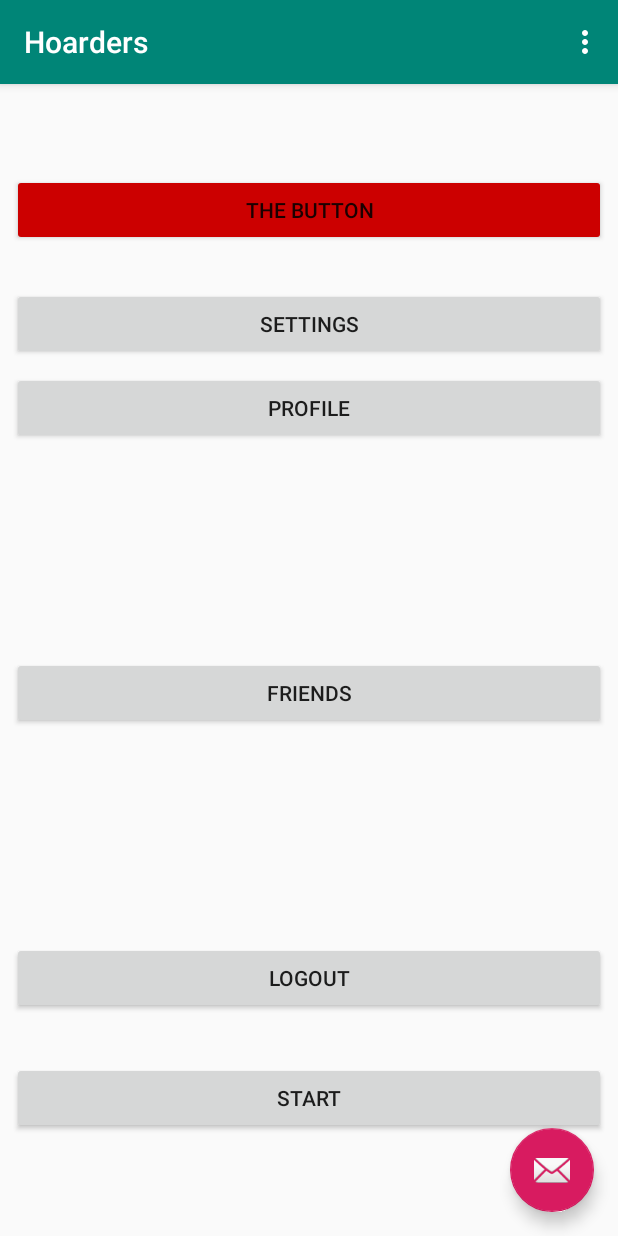
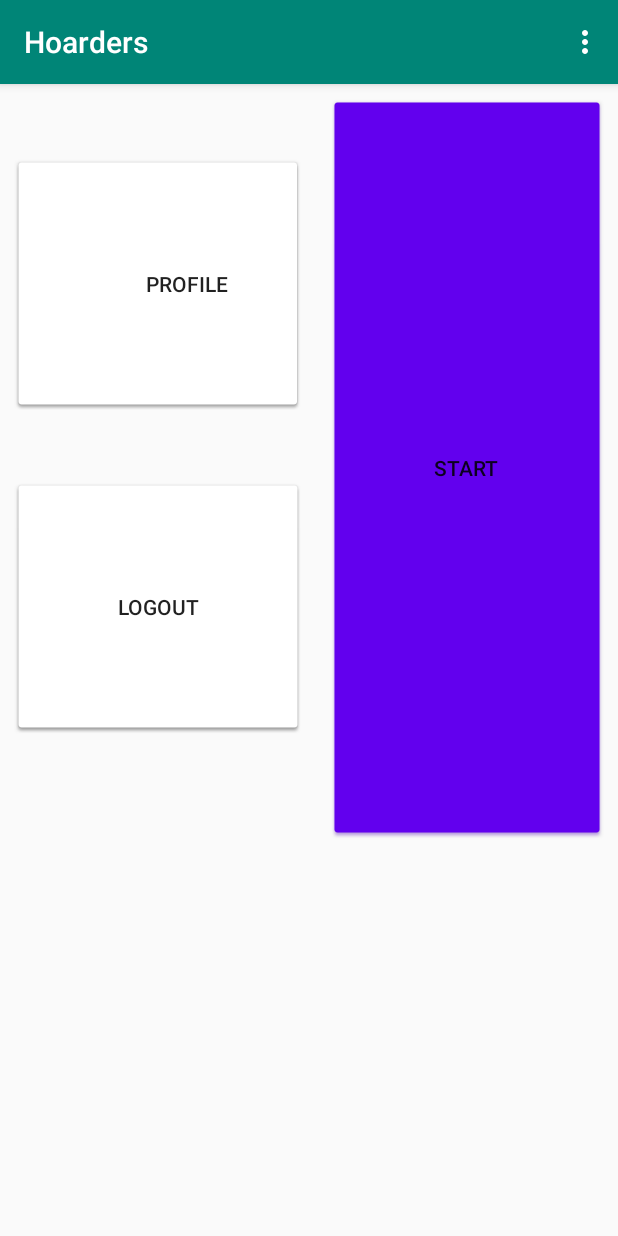
Before and after one commit to knoxaramav2/388Final, an Android app: the screen it shows after launch once a user with an empty profile is signed in (MainActivity), on a phone screen of 412 x 824 dp. Run offline under Robolectric (Android 15) with nearby library versions, the phone set to English and light mode, and no system bars; our stand-ins replace Firebase (no records; nobody signed in at launch, a user with empty details on screens opened directly), Room's generated code; 1 statement that could not run was skipped.

Commit message:
final changes

```diff
--- a/Hoarders/app/src/main/AndroidManifest.xml
+++ b/Hoarders/app/src/main/AndroidManifest.xml
@@ -12,7 +12,7 @@
 
     <application
         android:allowBackup="true"
-        android:icon="@mipmap/ic_launcher"
+        android:icon="@drawable/hoarders"
         android:label="@string/app_name"
         android:roundIcon="@mipmap/ic_launcher_round"
         android:supportsRtl="true"
--- a/Hoarders/app/src/main/java/com/knx/mmi/hoarders/GameDB.java
+++ b/Hoarders/app/src/main/java/com/knx/mmi/hoarders/GameDB.java
@@ -8,7 +8,7 @@ import android.arch.persistence.room.RoomDatabase;
 import android.content.Context;
 import android.support.annotation.NonNull;
 
-@Database(entities = {UserEntity.class, WorldEntity.class}, version = 2, exportSchema = false)
+@Database(entities = {UserEntity.class, WorldEntity.class}, version = 3, exportSchema = false)
 public abstract class GameDB extends RoomDatabase {
 
     private static GameDB INSTANCE;
--- a/Hoarders/app/src/main/java/com/knx/mmi/hoarders/MainActivity.java
+++ b/Hoarders/app/src/main/java/com/knx/mmi/hoarders/MainActivity.java
@@ -2,6 +2,9 @@ package com.knx.mmi.hoarders;
 
 import android.arch.persistence.room.Room;
 import android.content.Intent;
+import android.graphics.Bitmap;
+import android.graphics.BitmapFactory;
+import android.graphics.Point;
 import android.nfc.Tag;
 import android.os.Bundle;
 import android.os.Handler;
@@ -11,6 +14,7 @@ import android.support.design.widget.Snackbar;
 import android.support.v7.app.AppCompatActivity;
 import android.support.v7.widget.Toolbar;
 import android.util.Log;
+import android.view.Display;
 import android.view.View;
 import android.view.Menu;
 import android.view.MenuItem;
@@ -24,6 +28,8 @@ import com.google.android.gms.tasks.Task;
 import com.google.firebase.FirebaseException;
 import com.google.firebase.auth.FirebaseAuth;
 import com.google.firebase.auth.FirebaseUser;
+import com.google.firebase.database.DatabaseReference;
+import com.google.firebase.database.FirebaseDatabase;
 import com.google.firebase.functions.FirebaseFunctions;
 import com.google.firebase.functions.FirebaseFunctionsException;
 import com.google.firebase.functions.HttpsCallableResult;
@@ -42,6 +48,8 @@ public class MainActivity extends AppCompatActivity implements HttpFireBaseAsync
     private FirebaseFunctions mFunctions;
     private FirebaseAuth mAuth;
     private FirebaseUser mUser;
+    private FirebaseDatabase firebaseDatabase;
+    private DatabaseReference dbRef;
 
     private final int ACTIVITY_LOGIN = 1;
     private final int ACTIVITY_PLAY = 2;
@@ -57,15 +65,8 @@ public class MainActivity extends AppCompatActivity implements HttpFireBaseAsync
         httpFireBaseAsync = new HttpFireBaseAsync(this);
         mFunctions = FirebaseFunctions.getInstance();
         mAuth = FirebaseAuth.getInstance();
-
-        FloatingActionButton fab = (FloatingActionButton) findViewById(R.id.fab);
-        fab.setOnClickListener(new View.OnClickListener() {
-            @Override
-            public void onClick(View view) {
-                Snackbar.make(view, "Replace with your own action", Snackbar.LENGTH_LONG)
-                        .setAction("Action", null).show();
-            }
-        });
+        firebaseDatabase = FirebaseDatabase.getInstance();
+        dbRef = firebaseDatabase.getReference();
 
         gameDB = Room.databaseBuilder(this, GameDB.class, "gameDB")
             .fallbackToDestructiveMigration()
--- a/Hoarders/app/src/main/res/layout/activity_main.xml
+++ b/Hoarders/app/src/main/res/layout/activity_main.xml
@@ -22,12 +22,4 @@
 
     <include layout="@layout/content_main" />
 
-    <android.support.design.widget.FloatingActionButton
-        android:id="@+id/fab"
-        android:layout_width="wrap_content"
-        android:layout_height="wrap_content"
-        android:layout_gravity="bottom|end"
-        android:layout_margin="@dimen/fab_margin"
-        app:srcCompat="@android:drawable/ic_dialog_email" />
-
 </android.support.design.widget.CoordinatorLayout>
--- a/Hoarders/app/src/main/res/layout/content_main.xml
+++ b/Hoarders/app/src/main/res/layout/content_main.xml
@@ -4,93 +4,83 @@
     xmlns:tools="http://schemas.android.com/tools"
     android:layout_width="match_parent"
     android:layout_height="match_parent"
+    android:backgroundTint="#888"
+
     app:layout_behavior="@string/appbar_scrolling_view_behavior"
     tools:context=".MainActivity"
     tools:showIn="@layout/activity_main">
 
-    <Button
-        android:id="@+id/button_settings"
+    <LinearLayout
         android:layout_width="0dp"
-        android:layout_height="wrap_content"
+        android:layout_height="match_parent"
         android:layout_marginStart="8dp"
-        android:layout_marginTop="136dp"
         android:layout_marginEnd="8dp"
-        android:text="@string/action_settings"
+        android:orientation="vertical"
+        app:layout_constraintBottom_toBottomOf="parent"
+        app:layout_constraintEnd_toStartOf="@+id/button_start"
+        app:layout_constraintStart_toStartOf="parent"
+        app:layout_constraintTop_toTopOf="parent"
+        app:layout_constraintVertical_bias="0.0">
+
+        <Button
+            android:id="@+id/button_profile"
+            android:layout_width="match_parent"
+            android:layout_height="170dp"
+            android:layout_marginTop="48dp"
+            android:layout_marginEnd="8dp"
+            android:layout_marginBottom="8dp"
+            android:background="@drawable/common_google_signin_btn_text_light_normal_background"
+            android:onClick="onProfilePressed"
+            android:text="@string/action_profile"
+            app:layout_constraintBottom_toTopOf="@+id/button_logout"
+            app:layout_constraintEnd_toStartOf="@+id/button_start"
+            app:layout_constraintTop_toTopOf="parent" />
+
+        <Button
+            android:id="@+id/button_logout"
+            android:layout_width="match_parent"
+            android:layout_height="170dp"
+            android:layout_marginTop="37dp"
+            android:layout_marginEnd="8dp"
+            android:layout_marginBottom="56dp"
+            android:background="@drawable/common_google_signin_btn_icon_light_normal_background"
+            android:onClick="onLogOutPressed"
+            android:text="@string/action_logout"
+            app:layout_constraintBottom_toBottomOf="parent"
+            app:layout_constraintEnd_toStartOf="@+id/button_start"
+            app:layout_constraintTop_toBottomOf="@+id/button_profile" />
+    </LinearLayout>
+
+    <ImageView
+        android:id="@+id/imageView"
+        android:layout_width="0dp"
+        android:layout_height="0dp"
+        android:layout_marginStart="8dp"
+        android:layout_marginTop="8dp"
+        android:layout_marginEnd="8dp"
         app:layout_constraintEnd_toEndOf="parent"
         app:layout_constraintHorizontal_bias="0.0"
         app:layout_constraintStart_toStartOf="parent"
-        app:layout_constraintTop_toTopOf="parent" />
-
-    <Button
-        android:id="@+id/button_logout"
-        android:layout_width="0dp"
-        android:layout_height="wrap_content"
-        android:layout_marginStart="8dp"
-        android:layout_marginEnd="8dp"
-        android:layout_marginBottom="32dp"
-        android:onClick="onLogOutPressed"
-        android:text="@string/action_logout"
-        app:layout_constraintBottom_toTopOf="@+id/button_start"
-        app:layout_constraintEnd_toEndOf="parent"
-        app:layout_constraintStart_toStartOf="parent" />
+        app:layout_constraintTop_toTopOf="parent"
+        app:srcCompat="@drawable/hoarders" />
 
     <Button
         android:id="@+id/button_start"
-        android:layout_width="0dp"
-        android:layout_height="wrap_content"
-        android:layout_marginStart="8dp"
+        android:layout_width="185dp"
+        android:layout_height="495dp"
+        android:layout_marginStart="1dp"
+        android:layout_marginTop="8dp"
         android:layout_marginEnd="8dp"
-        android:layout_marginBottom="68dp"
+        android:layout_marginBottom="140dp"
+        android:background="@drawable/common_google_signin_btn_icon_dark_normal_background"
+        android:backgroundTint="@color/design_default_color_primary"
         android:onClick="onStartButtonClick"
         android:text="@string/action_start"
         app:layout_constraintBottom_toBottomOf="parent"
         app:layout_constraintEnd_toEndOf="parent"
         app:layout_constraintHorizontal_bias="1.0"
-        app:layout_constraintStart_toStartOf="parent" />
-
-    <Button
-        android:id="@+id/button_friends"
-        android:layout_width="0dp"
-        android:layout_height="wrap_content"
-        android:layout_marginStart="8dp"
-        android:layout_marginTop="8dp"
-        android:layout_marginEnd="8dp"
-        android:layout_marginBottom="8dp"
-        android:text="@string/action_friends"
-        app:layout_constraintBottom_toTopOf="@+id/button_logout"
-        app:layout_constraintEnd_toEndOf="parent"
-        app:layout_constraintHorizontal_bias="0.0"
         app:layout_constraintStart_toStartOf="parent"
-        app:layout_constraintTop_toBottomOf="@+id/button_profile" />
-
-    <Button
-        android:id="@+id/button_profile"
-        android:layout_width="0dp"
-        android:layout_height="wrap_content"
-        android:layout_marginStart="8dp"
-        android:layout_marginTop="8dp"
-        android:layout_marginEnd="8dp"
-        android:onClick="onProfilePressed"
-        android:text="@string/action_profile"
-        app:layout_constraintEnd_toEndOf="parent"
-        app:layout_constraintStart_toStartOf="parent"
-        app:layout_constraintTop_toBottomOf="@+id/button_settings" />
-
-    <Button
-        android:id="@+id/button_test"
-        android:layout_width="0dp"
-        android:layout_height="48dp"
-        android:layout_marginStart="8dp"
-        android:layout_marginTop="40dp"
-        android:layout_marginEnd="8dp"
-        android:layout_marginBottom="8dp"
-        android:backgroundTint="@android:color/holo_red_dark"
-        android:onClick="onTheButtonClick"
-        android:text="@string/test_button"
-        app:layout_constraintBottom_toTopOf="@+id/button_settings"
-        app:layout_constraintEnd_toEndOf="parent"
-        app:layout_constraintHorizontal_bias="0.0"
-        app:layout_constraintStart_toStartOf="parent"
-        app:layout_constraintTop_toTopOf="parent" />
+        app:layout_constraintTop_toTopOf="parent"
+        app:layout_constraintVertical_bias="0.0" />
 
 </android.support.constraint.ConstraintLayout>
```
Also changed, not shown: Hoarders/app/src/main/java/com/knx/mmi/hoarders/FireBaseUserModel.java (added, +21 -0 lines), Hoarders/app/src/main/java/com/knx/mmi/hoarders/GameActivity.java (+148 -8 lines), Hoarders/app/src/main/java/com/knx/mmi/hoarders/GameMapFragment.java (+10 -2 lines), Hoarders/app/src/main/java/com/knx/mmi/hoarders/Monument.java (added, +37 -0 lines), Hoarders/app/src/main/java/com/knx/mmi/hoarders/ShakeSensor.java (+52 -12 lines), Hoarders/app/src/main/java/com/knx/mmi/hoarders/UserEntity.java (+7 -0 lines), Hoarders/app/src/main/res/drawable/hoarders.png (added), 1 other file.
